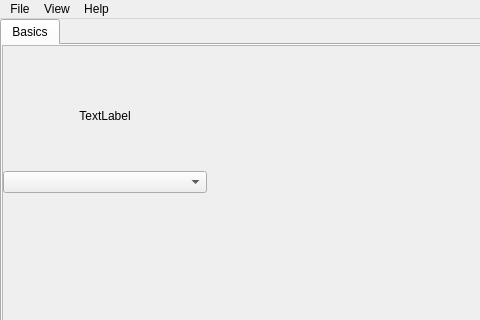
Above: src/conan_app_launcher/ui/qt/app_grid.ui from goszpeti/conan_explorer before the change; both pictures show x 0 to 480 and y 0 to 320 of the 836 by 633 pixel window. Below: the same form after it.
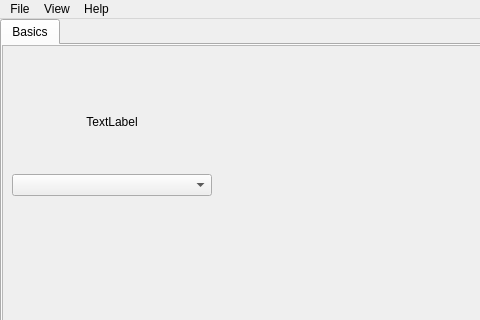
That is the form after the change. Icons and pictures are not drawn.

Commit message: Remove unnecessary layout in qt ui file

The edit to the form file:
```diff
--- a/src/conan_app_launcher/ui/qt/app_grid.ui
+++ b/src/conan_app_launcher/ui/qt/app_grid.ui
@@ -114,7 +114,7 @@
            <property name="layoutDirection">
             <enum>Qt::LeftToRight</enum>
            </property>
-           <layout class="QVBoxLayout" name="verticalLayout_9">
+           <!-- <layout class="QVBoxLayout" name="verticalLayout_9">
             <property name="leftMargin">
              <number>0</number>
             </property>
@@ -127,7 +127,7 @@
             <property name="bottomMargin">
              <number>0</number>
             </property>
-            <item>
+            <item> -->
              <layout class="QGridLayout" name="tab1_grid_layout" rowstretch="1,1,1" columnstretch="1,1,1,1" rowminimumheight="146,146,146" columnminimumwidth="202,202,202,202">
               <property name="sizeConstraint">
                <enum>QLayout::SetDefaultConstraint</enum>
@@ -193,8 +193,8 @@
                <layout class="QVBoxLayout" name="verticalLayout_6"/>
               </item>
              </layout>
-            </item>
-           </layout>
+            <!-- </item> -->
+           <!-- </layout> -->
           </widget>
          </widget>
         </item>
```
The commit also changes 1 other file.
